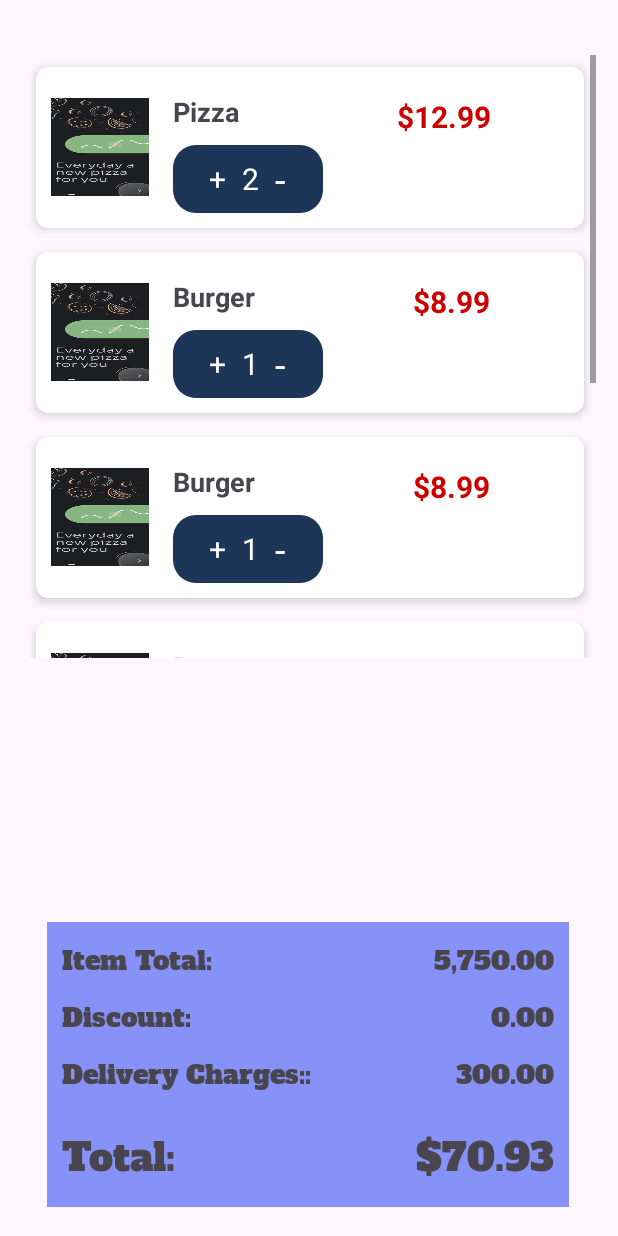
After one commit to Dumuthu2000/Food_Ordering_Mobile_app, an Android app: the CartActivity screen opened directly, with no data from a screen before it, on a phone screen of 412 x 824 dp. The commit adds this screen. Run offline under Robolectric (Android 15) with nearby library versions, the phone set to English and light mode, and no system bars.

Commit message:
Add cart ui

```diff
--- a/app/src/main/AndroidManifest.xml
+++ b/app/src/main/AndroidManifest.xml
@@ -12,6 +12,9 @@
         android:supportsRtl="true"
         android:theme="@style/Theme.Food_ordering_app"
         tools:targetApi="31">
+        <activity
+            android:name=".CartActivity"
+            android:exported="false" />
         <activity
             android:name=".HomeActivity"
             android:exported="false" />
--- /dev/null
+++ b/app/src/main/java/com/example/food_ordering_app/CartActivity.java
@@ -0,0 +1,56 @@
+package com.example.food_ordering_app;
+
+import android.os.Bundle;
+import android.widget.TextView;
+
+import androidx.appcompat.app.AppCompatActivity;
+import androidx.recyclerview.widget.LinearLayoutManager;
+import androidx.recyclerview.widget.RecyclerView;
+
+import com.example.food_ordering_app.adapter.CartAdapter;
+import com.example.food_ordering_app.model.CartModel;
+
+import java.util.ArrayList;
+import java.util.List;
+
+public class CartActivity extends AppCompatActivity {
+
+    private RecyclerView recyclerView;
+    private CartAdapter cartAdapter;
+    private List<CartModel> cartItemList;
+
+    @Override
+    protected void onCreate(Bundle savedInstanceState) {
+        super.onCreate(savedInstanceState);
+        setContentView(R.layout.activity_cart);
+
+        recyclerView = findViewById(R.id.recyclerView);
+        recyclerView.setLayoutManager(new LinearLayoutManager(this));
+
+        // Initialize the cart item list and add some sample data
+        cartItemList = new ArrayList<>();
+        cartItemList.add(new CartModel("Pizza", 12.99, 2, 25.98));
+        cartItemList.add(new CartModel("Burger", 8.99, 1, 8.99));
+        cartItemList.add(new CartModel("Burger", 8.99, 1, 8.99));
+        cartItemList.add(new CartModel("Burger", 8.99, 1, 8.99));
+        cartItemList.add(new CartModel("Burger", 8.99, 1, 8.99));
+        cartItemList.add(new CartModel("Burger", 8.99, 1, 8.99));
+
+        // Set up the adapter
+        cartAdapter = new CartAdapter(cartItemList);
+        recyclerView.setAdapter(cartAdapter);
+
+        // Update the total amount
+        updateTotalAmount();
+    }
+
+    private void updateTotalAmount() {
+        double total = 0;
+        for (CartModel item : cartItemList) {
+            total += item.getTotalAmount();
+        }
+
+        TextView totalView = findViewById(R.id.totalView);
+        totalView.setText(String.format("$%.2f", total));
+    }
+}
--- a/app/src/main/java/com/example/food_ordering_app/HomeActivity.java
+++ b/app/src/main/java/com/example/food_ordering_app/HomeActivity.java
@@ -1,6 +1,7 @@
 package com.example.food_ordering_app;
 
 import android.annotation.SuppressLint;
+import android.content.Intent;
 import android.os.Bundle;
 
 import androidx.activity.EdgeToEdge;
@@ -11,6 +12,7 @@ import androidx.core.view.WindowInsetsCompat;
 import androidx.recyclerview.widget.LinearLayoutManager;
 import androidx.recyclerview.widget.RecyclerView;
 
+import com.example.food_ordering_app.adapter.ItemCardAdapter;
 import com.example.food_ordering_app.model.ItemModel;
 
 import java.util.ArrayList;
@@ -48,5 +50,6 @@ public class HomeActivity extends AppCompatActivity {
         // Set up the adapter
         itemCardAdapter = new ItemCardAdapter(itemList);
         recyclerView.setAdapter(itemCardAdapter);
+
     }
 }
--- a/app/src/main/java/com/example/food_ordering_app/LoginActivity.java
+++ b/app/src/main/java/com/example/food_ordering_app/LoginActivity.java
@@ -49,7 +49,7 @@ public class LoginActivity extends AppCompatActivity {
         UserModel user = userDao.loginUser(email, password);
 
         if (user != null) {
-            Intent intent = new Intent(this, HomeActivity.class);
+            Intent intent = new Intent(this, CartActivity.class);
             startActivity(intent);
         } else {
             // User login failed, no need to start MainActivity
--- /dev/null
+++ b/app/src/main/java/com/example/food_ordering_app/adapter/CartAdapter.java
@@ -0,0 +1,67 @@
+package com.example.food_ordering_app.adapter;
+
+import android.view.LayoutInflater;
+import android.view.View;
+import android.view.ViewGroup;
+import android.widget.ImageView;
+import android.widget.TextView;
+
+import androidx.annotation.NonNull;
+import androidx.recyclerview.widget.RecyclerView;
+
+import com.example.food_ordering_app.R;
+import com.example.food_ordering_app.model.CartModel;
+
+import java.util.List;
+
+public class CartAdapter extends RecyclerView.Adapter<CartAdapter.CartViewHolder> {
+
+    private List<CartModel> cartItemList;
+
+    public CartAdapter(List<CartModel> cartItemList) {
+        this.cartItemList = cartItemList;
+    }
+
+    @NonNull
+    @Override
+    public CartViewHolder onCreateViewHolder(@NonNull ViewGroup parent, int viewType) {
+        // Inflate the item_card.xml layout for each cart item
+        View view = LayoutInflater.from(parent.getContext()).inflate(R.layout.custom_cart_item, parent, false);
+        return new CartViewHolder(view);
+    }
+
+    @Override
+    public void onBindViewHolder(@NonNull CartViewHolder holder, int position) {
+        CartModel cartItem = cartItemList.get(position);
+        holder.textViewName.setText(cartItem.getItemName());
+        holder.textViewPrice.setText(String.format("$%.2f", cartItem.getItemPrice()));
+        holder.itemCount.setText(String.valueOf(cartItem.getQuantity()));
+
+        // Assuming you have logic to set the image
+        // holder.imageViewItem.setImageResource(cartItem.getImageResourceId());
+    }
+
+    @Override
+    public int getItemCount() {
+        return cartItemList.size();
+    }
+
+    public static class CartViewHolder extends RecyclerView.ViewHolder {
+        public TextView textViewName;
+        public TextView textViewPrice;
+        public TextView itemCount;
+        public ImageView imageViewItem;
+        public TextView addBtn;
+        public TextView reduceBtn;
+
+        public CartViewHolder(View itemView) {
+            super(itemView);
+            textViewName = itemView.findViewById(R.id.textViewName);
+            textViewPrice = itemView.findViewById(R.id.textViewPrice);
+            itemCount = itemView.findViewById(R.id.itemCount);
+            imageViewItem = itemView.findViewById(R.id.imageViewItem);
+            addBtn = itemView.findViewById(R.id.addBtn);
+            reduceBtn = itemView.findViewById(R.id.reduceBtn);
+        }
+    }
+}
--- a/app/src/main/java/com/example/food_ordering_app/ItemCardAdapter.java
+++ b/app/src/main/java/com/example/food_ordering_app/adapter/ItemCardAdapter.java
@@ -1,4 +1,4 @@
-package com.example.food_ordering_app;
+package com.example.food_ordering_app.adapter;
 
 import android.view.LayoutInflater;
 import android.view.View;
--- /dev/null
+++ b/app/src/main/java/com/example/food_ordering_app/model/CartModel.java
@@ -0,0 +1,69 @@
+package com.example.food_ordering_app.model;
+
+public class CartModel {
+    private int cart_id;
+    private String itemName;
+    private double itemPrice;
+    private String itemImage;
+    private int quantity;
+    private double totalAmount;
+
+    public CartModel() {
+    }
+
+    public CartModel(String itemName, double itemPrice, int quantity, double totalAmount) {
+        this.itemName = itemName;
+        this.itemPrice = itemPrice;
+        this.quantity = quantity;
+        this.totalAmount = totalAmount;
+    }
+
+    public CartModel(int cart_id, String itemName, double itemPrice, int quantity, double totalAmount) {
+        this.cart_id = cart_id;
+        this.itemName = itemName;
+        this.itemPrice = itemPrice;
+        this.quantity = quantity;
+        this.totalAmount = totalAmount;
+    }
+
+
+    public int getCart_id() {
+        return cart_id;
+    }
+
+    public void setCart_id(int cart_id) {
+        this.cart_id = cart_id;
+    }
+
+    public String getItemName() {
+        return itemName;
+    }
+
+    public void setItemName(String itemName) {
+        this.itemName = itemName;
+    }
+
+    public double getItemPrice() {
+        return itemPrice;
+    }
+
+    public void setItemPrice(double itemPrice) {
+        this.itemPrice = itemPrice;
+    }
+
+    public int getQuantity() {
+        return quantity;
+    }
+
+    public void setQuantity(int quantity) {
+        this.quantity = quantity;
+    }
+
+    public double getTotalAmount() {
+        return totalAmount;
+    }
+
+    public void setTotalAmount(double totalAmount) {
+        this.totalAmount = totalAmount;
+    }
+}
--- /dev/null
+++ b/app/src/main/res/drawable/button_background.xml
@@ -0,0 +1,8 @@
+<?xml version="1.0" encoding="utf-8"?>
+<shape xmlns:android="http://schemas.android.com/apk/res/android">
+    <!-- Background color -->
+    <solid android:color="@color/green" />
+
+    <!-- Corner radius -->
+    <corners android:radius="12dp" />
+</shape>
--- /dev/null
+++ b/app/src/main/res/drawable/rounded_background.xml
@@ -0,0 +1,5 @@
+<?xml version="1.0" encoding="utf-8"?>
+<shape xmlns:android="http://schemas.android.com/apk/res/android">
+    <!-- Corner radius -->
+    <corners android:radius="15dp" />
+</shape>
--- /dev/null
+++ b/app/src/main/res/layout/activity_cart.xml
@@ -0,0 +1,155 @@
+<?xml version="1.0" encoding="utf-8"?>
+<androidx.constraintlayout.widget.ConstraintLayout xmlns:android="http://schemas.android.com/apk/res/android"
+    xmlns:app="http://schemas.android.com/apk/res-auto"
+    xmlns:tools="http://schemas.android.com/tools"
+    android:id="@+id/main"
+    android:layout_width="match_parent"
+    android:layout_height="match_parent"
+    tools:context=".CartActivity">
+
+    <!-- RecyclerView -->
+
+    <androidx.recyclerview.widget.RecyclerView
+        android:id="@+id/recyclerView"
+        android:layout_width="413dp"
+        android:layout_height="434dp"
+        android:padding="16dp"
+        android:scrollbars="vertical"
+        app:layout_constraintBottom_toBottomOf="parent"
+        app:layout_constraintEnd_toEndOf="parent"
+        app:layout_constraintHorizontal_bias="0.0"
+        app:layout_constraintStart_toStartOf="parent"
+        app:layout_constraintTop_toTopOf="parent"
+        app:layout_constraintVertical_bias="0.053"
+        tools:ignore="NotSibling" />
+
+    <LinearLayout
+        android:layout_width="348dp"
+        android:layout_height="190dp"
+        android:background="@drawable/background_back"
+        android:backgroundTint="@color/purple"
+        android:orientation="vertical"
+        android:padding="10dp"
+        app:layout_constraintBottom_toBottomOf="parent"
+        app:layout_constraintEnd_toEndOf="parent"
+        app:layout_constraintHorizontal_bias="0.492"
+        app:layout_constraintStart_toStartOf="parent"
+        app:layout_constraintTop_toTopOf="parent"
+        app:layout_constraintVertical_bias="0.97">
+
+        <androidx.constraintlayout.widget.ConstraintLayout
+            android:layout_width="match_parent"
+            android:layout_height="wrap_content"
+            android:paddingBottom="10dp">
+
+            <TextView
+                android:id="@+id/itemTotalLabel1"
+                android:layout_width="wrap_content"
+                android:layout_height="wrap_content"
+                android:fontFamily="@font/regular"
+                android:text="Item Total:"
+                android:textSize="17dp"
+                app:layout_constraintBottom_toBottomOf="parent"
+                app:layout_constraintStart_toStartOf="parent"
+                app:layout_constraintTop_toTopOf="parent" />
+
+            <TextView
+                android:id="@+id/itemsTotalView"
+                android:layout_width="wrap_content"
+                android:layout_height="wrap_content"
+                android:fontFamily="@font/regular"
+                android:text="5,750.00"
+                android:textSize="17dp"
+                app:layout_constraintBottom_toBottomOf="parent"
+                app:layout_constraintEnd_toEndOf="parent"
+                app:layout_constraintTop_toTopOf="parent" />
+        </androidx.constraintlayout.widget.ConstraintLayout>
+
+        <androidx.constraintlayout.widget.ConstraintLayout
+            android:layout_width="match_parent"
+            android:layout_height="wrap_content"
+            android:paddingBottom="10dp">
+
+            <TextView
+                android:id="@+id/itemTotalLabel2"
+                android:layout_width="wrap_content"
+                android:layout_height="wrap_content"
+                android:fontFamily="@font/regular"
+                android:text="Discount:"
+                android:textSize="17dp"
+                app:layout_constraintBottom_toBottomOf="parent"
+                app:layout_constraintStart_toStartOf="parent"
+                app:layout_constraintTop_toTopOf="parent" />
+
+            <TextView
+                android:id="@+id/discountView"
+                android:layout_width="wrap_content"
+                android:layout_height="wrap_content"
+                android:fontFamily="@font/regular"
+                android:text="0.00"
+                android:textSize="17dp"
+                app:layout_constraintBottom_toBottomOf="parent"
+                app:layout_constraintEnd_toEndOf="parent"
+                app:layout_constraintTop_toTopOf="parent" />
+        </androidx.constraintlayout.widget.ConstraintLayout>
+
+        <androidx.constraintlayout.widget.ConstraintLayout
+            android:layout_width="match_parent"
+            android:layout_height="wrap_content"
+            android:paddingBottom="10dp">
+
+            <TextView
+                android:id="@+id/itemTotalLabel3"
+                android:layout_width="wrap_content"
+                android:layout_height="wrap_content"
+                android:fontFamily="@font/regular"
+                android:text="Delivery Charges::"
+                android:textSize="17dp"
+                app:layout_constraintBottom_toBottomOf="parent"
+                app:layout_constraintStart_toStartOf="parent"
+                app:layout_constraintTop_toTopOf="parent" />
+
+            <TextView
+                android:id="@+id/deliveryChargesView"
+                android:layout_width="wrap_content"
+                android:layout_height="wrap_content"
+                android:fontFamily="@font/regular"
+                android:text="300.00"
+                android:textSize="17dp"
+                app:layout_constraintBottom_toBottomOf="parent"
+                app:layout_constraintEnd_toEndOf="parent"
+                app:layout_constraintTop_toTopOf="parent" />
+        </androidx.constraintlayout.widget.ConstraintLayout>
+
+        <androidx.constraintlayout.widget.ConstraintLayout
+            android:layout_width="match_parent"
+            android:layout_height="wrap_content"
+            android:paddingTop="10dp"
+            android:paddingBottom="10dp">
+
+            <TextView
+                android:id="@+id/itemTotalLabel4"
+                android:layout_width="wrap_content"
+                android:layout_height="wrap_content"
+                android:fontFamily="@font/regular"
+                android:text="Total:"
+                android:textSize="25dp"
+                app:layout_constraintBottom_toBottomOf="parent"
+                app:layout_constraintStart_toStartOf="parent"
+                app:layout_constraintTop_toTopOf="parent" />
+
+            <TextView
+                android:id="@+id/totalView"
+                android:layout_width="wrap_content"
+                android:layout_height="wrap_content"
+                android:fontFamily="@font/regular"
+                android:text="8,250.00"
+                android:textSize="25dp"
+                app:layout_constraintBottom_toBottomOf="parent"
+                app:layout_constraintEnd_toEndOf="parent"
+                app:layout_constraintTop_toTopOf="parent" />
+        </androidx.constraintlayout.widget.ConstraintLayout>
+
+    </LinearLayout>
+
+</androidx.constraintlayout.widget.ConstraintLayout>
--- /dev/null
+++ b/app/src/main/res/layout/custom_cart_item.xml
@@ -0,0 +1,101 @@
+<!-- res/layout/item_card.xml -->
+<androidx.cardview.widget.CardView
+    android:id="@+id/cart_item"
+    xmlns:android="http://schemas.android.com/apk/res/android"
+    xmlns:card_view="http://schemas.android.com/apk/res-auto"
+    android:layout_width="match_parent"
+    android:layout_height="wrap_content"
+    android:layout_margin="8dp"
+    card_view:cardCornerRadius="8dp"
+    card_view:cardElevation="4dp">
+
+    <!-- Horizontal layout for image and details -->
+    <LinearLayout
+        android:layout_width="match_parent"
+        android:layout_height="wrap_content"
+        android:orientation="horizontal"
+        android:padding="10dp">
+
+        <!-- Item Image -->
+        <ImageView
+            android:id="@+id/imageViewItem"
+            android:layout_width="65dp"
+            android:layout_height="65dp"
+            android:scaleType="centerCrop"
+            android:layout_gravity="center_vertical"
+            android:background="@drawable/background_back"/>
+
+        <!-- Vertical layout for text content -->
+        <LinearLayout
+            android:layout_width="0dp"
+            android:layout_height="wrap_content"
+            android:layout_weight="1"
+            android:orientation="vertical"
+            android:paddingStart="16dp"
+            android:gravity="center_vertical">
+            <LinearLayout
+                android:layout_width="wrap_content"
+                android:layout_height="wrap_content"
+                android:orientation="horizontal">
+                <!-- Item Name -->
+                <TextView
+                    android:id="@+id/textViewName"
+                    android:layout_width="wrap_content"
+                    android:layout_height="wrap_content"
+                    android:text="Item Name"
+                    android:textSize="18sp"
+                    android:textStyle="bold"/>
+
+
+                <!-- Item Price -->
+                <TextView
+                    android:id="@+id/textViewPrice"
+                    android:layout_width="wrap_content"
+                    android:layout_height="wrap_content"
+                    android:text="Price"
+                    android:textSize="20sp"
+                    android:textStyle="bold"
+                    android:layout_marginLeft="100dp"
+                    android:padding="5dp"
+                    android:textColor="@android:color/holo_red_dark"
+                    android:layout_marginTop="4dp"/>
+            </LinearLayout>
+            <!-- Item Availability -->
+            <LinearLayout
+                android:layout_width="100dp"
+                android:layout_height="wrap_content"
+                android:orientation="horizontal"
+                android:textAlignment="center"
+                android:gravity="center"
+                android:backgroundTint="@color/dark_blue"
+                android:background="@drawable/rounded_background">
+                <TextView
+                    android:id="@+id/addBtn"
+                    android:layout_width="wrap_content"
+                    android:layout_height="wrap_content"
+                    android:padding="5dp"
+                    android:textColor="@color/white"
+                    android:textSize="20dp"
+                    android:text="+" />
+                <TextView
+                    android:id="@+id/itemCount"
+                    android:layout_width="wrap_content"
+                    android:layout_height="wrap_content"
+                    android:padding="5dp"
+                    android:textColor="@color/white"
+                    android:textSize="20dp"
+                    android:text="1" />
+                <TextView
+                    android:id="@+id/reduceBtn"
+                    android:layout_width="wrap_content"
+                    android:layout_height="wrap_content"
+                    android:padding="5dp"
+                    android:textColor="@color/white"
+                    android:textSize="25dp"
+                    android:text="-" />
+            </LinearLayout>
+
+
+        </LinearLayout>
+    </LinearLayout>
+</androidx.cardview.widget.CardView>
--- a/app/src/main/res/layout/custom_item.xml
+++ b/app/src/main/res/layout/custom_item.xml
@@ -2,6 +2,7 @@
 <androidx.cardview.widget.CardView
     xmlns:android="http://schemas.android.com/apk/res/android"
     xmlns:card_view="http://schemas.android.com/apk/res-auto"
+    xmlns:tools="http://schemas.android.com/tools"
     android:layout_width="match_parent"
     android:layout_height="wrap_content"
     android:layout_margin="8dp"
@@ -20,8 +21,9 @@
             android:id="@+id/imageViewItem"
             android:layout_width="100dp"
             android:layout_height="100dp"
+            android:layout_gravity="center_vertical"
             android:scaleType="centerCrop"
-            android:layout_gravity="center_vertical"/>
+            tools:srcCompat="@drawable/login" />
 
         <!-- Vertical layout for text content -->
         <LinearLayout
@@ -70,7 +72,6 @@
                 android:textStyle="bold"
                 android:textColor="@android:color/holo_red_dark"
                 android:layout_marginTop="4dp"/>
-
             <!-- Item Availability -->
             <TextView
                 android:id="@+id/textViewAvailability"
@@ -79,7 +80,21 @@
                 android:text="Available"
                 android:textSize="14sp"
                 android:layout_marginTop="4dp"/>
+            <TextView
+                android:layout_width="wrap_content"
+                android:layout_height="wrap_content"
+                android:padding="10dp"
+                android:background="@drawable/button_background"
+                android:textColor="@color/white"
+                android:textStyle="bold"
+                android:onClick="handleAddToCart"
+                android:text="Add to Cart"/>
 
         </LinearLayout>
+
     </LinearLayout>
+
+
+
+
 </androidx.cardview.widget.CardView>
--- a/app/src/main/res/values/colors.xml
+++ b/app/src/main/res/values/colors.xml
@@ -3,4 +3,6 @@
     <color name="black">#FF000000</color>
     <color name="white">#FFFFFFFF</color>
     <color name="purple">#8692f7</color>
+    <color name="dark_blue">#1d3557</color>
+    <color name="green">#006d77</color>
 </resources>
```
Also changed, not shown: app/src/main/res/drawable/cart_icon.png (added).
